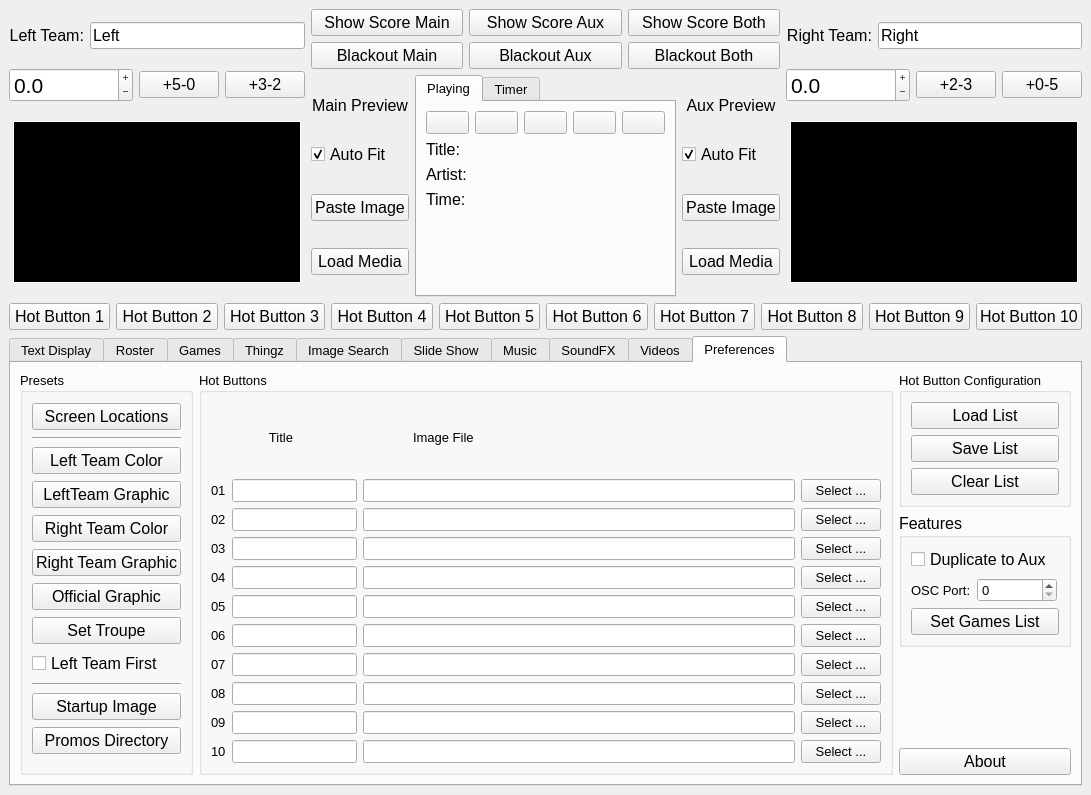
Qt form ImproTronControlPanel.ui (guywinterbotham/ImproTron) before a commit.
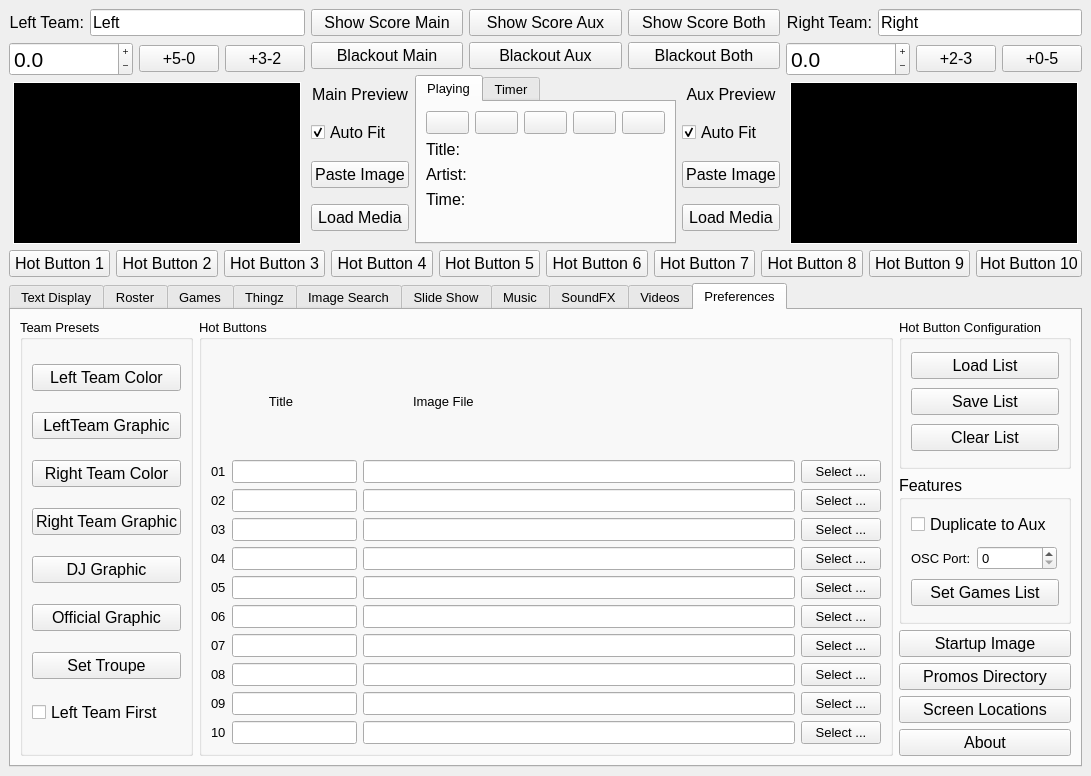
The same form after that commit. The open tabs and pages were chosen to show the change. Icons and pictures are not drawn.

Commit message: Added DJ role into the Roster Feature. Fixed tab rescaling

The edit to the form file:
```diff
--- a/ImproTronControlPanel.ui
+++ b/ImproTronControlPanel.ui
@@ -6,8 +6,8 @@
    <rect>
     <x>0</x>
     <y>0</y>
-    <width>1056</width>
-    <height>795</height>
+    <width>1048</width>
+    <height>776</height>
    </rect>
   </property>
   <property name="sizePolicy">
@@ -1000,7 +1000,7 @@
        </size>
       </property>
       <property name="currentIndex">
-       <number>1</number>
+       <number>6</number>
       </property>
       <property name="iconSize">
        <size>
@@ -1619,6 +1619,11 @@
           </property>
           <item>
            <widget class="QPushButton" name="rosterLeftPB">
+            <property name="font">
+             <font>
+              <pointsize>12</pointsize>
+             </font>
+            </property>
             <property name="text">
              <string>Left Team</string>
             </property>
@@ -1626,13 +1631,41 @@
           </item>
           <item>
            <widget class="QPushButton" name="rosterRightPB">
+            <property name="font">
+             <font>
+              <pointsize>12</pointsize>
+             </font>
+            </property>
             <property name="text">
              <string>Right Team</string>
             </property>
            </widget>
           </item>
+          <item>
+           <widget class="QPushButton" name="rosterDJPB">
+            <property name="font">
+             <font>
+              <pointsize>12</pointsize>
+             </font>
+            </property>
+            <property name="styleSheet">
+             <string notr="true">color: rgb(255, 255, 255);background-color: rgb(125, 39, 255)</string>
+            </property>
+            <property name="text">
+             <string>DJ</string>
+            </property>
+           </widget>
+          </item>
           <item>
            <widget class="QPushButton" name="rosterOfficialPB">
+            <property name="font">
+             <font>
+              <pointsize>12</pointsize>
+             </font>
+            </property>
+            <property name="styleSheet">
+             <string notr="true">color: rgb(255, 255, 255);background-color: rgb(0, 0, 0)</string>
+            </property>
             <property name="text">
              <string>Official</string>
             </property>
@@ -3043,6 +3076,12 @@
               <verstretch>0</verstretch>
              </sizepolicy>
             </property>
+            <property name="minimumSize">
+             <size>
+              <width>0</width>
+              <height>317</height>
+             </size>
+            </property>
             <property name="maximumSize">
              <size>
               <width>16777215</width>
@@ -3872,7 +3911,20 @@
            </layout>
           </item>
           <item>
-           <widget class="QListWidget" name="soundSearchResultsLW"/>
+           <widget class="QListWidget" name="soundSearchResultsLW">
+            <property name="sizePolicy">
+             <sizepolicy hsizetype="Expanding" vsizetype="Minimum">
+              <horstretch>0</horstretch>
+              <verstretch>0</verstretch>
+             </sizepolicy>
+            </property>
+            <property name="minimumSize">
+             <size>
+              <width>0</width>
+              <height>317</height>
+             </size>
+            </property>
+           </widget>
           </item>
           <item>
            <widget class="QSlider" name="soundVolumeSL">
@@ -5260,41 +5312,9 @@
           <item>
            <widget class="QGroupBox" name="presetsGB">
             <property name="title">
-             <string>Presets</string>
+             <string>Team Presets</string>
             </property>
             <layout class="QVBoxLayout" name="presetsVL">
-             <item>
-              <widget class="QPushButton" name="improtronUnlockPB">
-               <property name="font">
-                <font>
-                 <pointsize>12</pointsize>
-                </font>
-               </property>
-               <property name="text">
-                <string>Screen Locations</string>
-               </property>
-               <property name="icon">
-                <iconset resource="ImproTronIcons.qrc">
-                 <normaloff>:/icons/locked</normaloff>
-                 <normalon>:/icons/unlocked</normalon>:/icons/locked</iconset>
-               </property>
-               <property name="checkable">
-                <bool>true</bool>
-               </property>
-              </widget>
-             </item>
-             <item>
-              <widget class="Line" name="prefTeamsLine">
-               <property name="font">
-                <font>
-                 <pointsize>10</pointsize>
-                </font>
-               </property>
-               <property name="orientation">
-                <enum>Qt::Orientation::Horizontal</enum>
-               </property>
-              </widget>
-             </item>
              <item>
               <widget class="QPushButton" name="colorLeftPB">
                <property name="font">
@@ -5346,6 +5366,18 @@
                </property>
               </widget>
              </item>
+             <item>
+              <widget class="QPushButton" name="graphicDJPB">
+               <property name="font">
+                <font>
+                 <pointsize>12</pointsize>
+                </font>
+               </property>
+               <property name="text">
+                <string>DJ Graphic</string>
+               </property>
+              </widget>
+             </item>
              <item>
               <widget class="QPushButton" name="graphicOfficialPB">
                <property name="font">
@@ -5382,37 +5414,6 @@
                </property>
               </widget>
              </item>
-             <item>
-              <widget class="Line" name="startImageLine">
-               <property name="orientation">
-                <enum>Qt::Orientation::Horizontal</enum>
-               </property>
-              </widget>
-             </item>
-             <item>
-              <widget class="QPushButton" name="startupImagePB">
-               <property name="font">
-                <font>
-                 <pointsize>12</pointsize>
-                </font>
-               </property>
-               <property name="text">
-                <string>Startup Image</string>
-               </property>
-              </widget>
-             </item>
-             <item>
-              <widget class="QPushButton" name="promosDirPB">
-               <property name="font">
-                <font>
-                 <pointsize>12</pointsize>
-                </font>
-               </property>
-               <property name="text">
-                <string>Promos Directory</string>
-               </property>
-              </widget>
-             </item>
             </layout>
            </widget>
           </item>
@@ -6013,17 +6014,48 @@
            </widget>
           </item>
           <item>
-           <spacer name="buttonVS">
-            <property name="orientation">
-             <enum>Qt::Orientation::Vertical</enum>
+           <widget class="QPushButton" name="startupImagePB">
+            <property name="font">
+             <font>
+              <pointsize>12</pointsize>
+             </font>
             </property>
-            <property name="sizeHint" stdset="0">
-             <size>
-              <width>20</width>
-              <height>40</height>
-             </size>
+            <property name="text">
+             <string>Startup Image</string>
             </property>
-           </spacer>
+           </widget>
+          </item>
+          <item>
+           <widget class="QPushButton" name="promosDirPB">
+            <property name="font">
+             <font>
+              <pointsize>12</pointsize>
+             </font>
+            </property>
+            <property name="text">
+             <string>Promos Directory</string>
+            </property>
+           </widget>
+          </item>
+          <item>
+           <widget class="QPushButton" name="improtronUnlockPB">
+            <property name="font">
+             <font>
+              <pointsize>12</pointsize>
+             </font>
+            </property>
+            <property name="text">
+             <string>Screen Locations</string>
+            </property>
+            <property name="icon">
+             <iconset resource="ImproTronIcons.qrc">
+              <normaloff>:/icons/locked</normaloff>
+              <normalon>:/icons/unlocked</normalon>:/icons/locked</iconset>
+            </property>
+            <property name="checkable">
+             <bool>true</bool>
+            </property>
+           </widget>
           </item>
           <item>
            <widget class="QPushButton" name="aboutPB">
```
Left out of the diff: 3 changed lines with no effect on the pictures. The commit also changes 3 other files.
